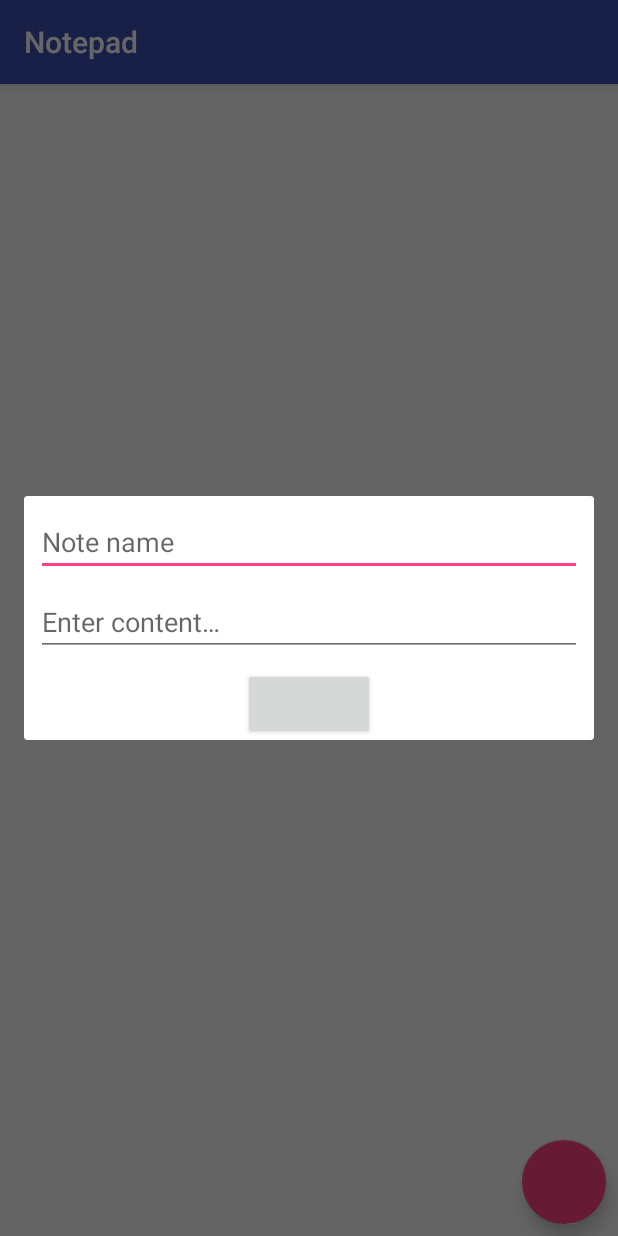
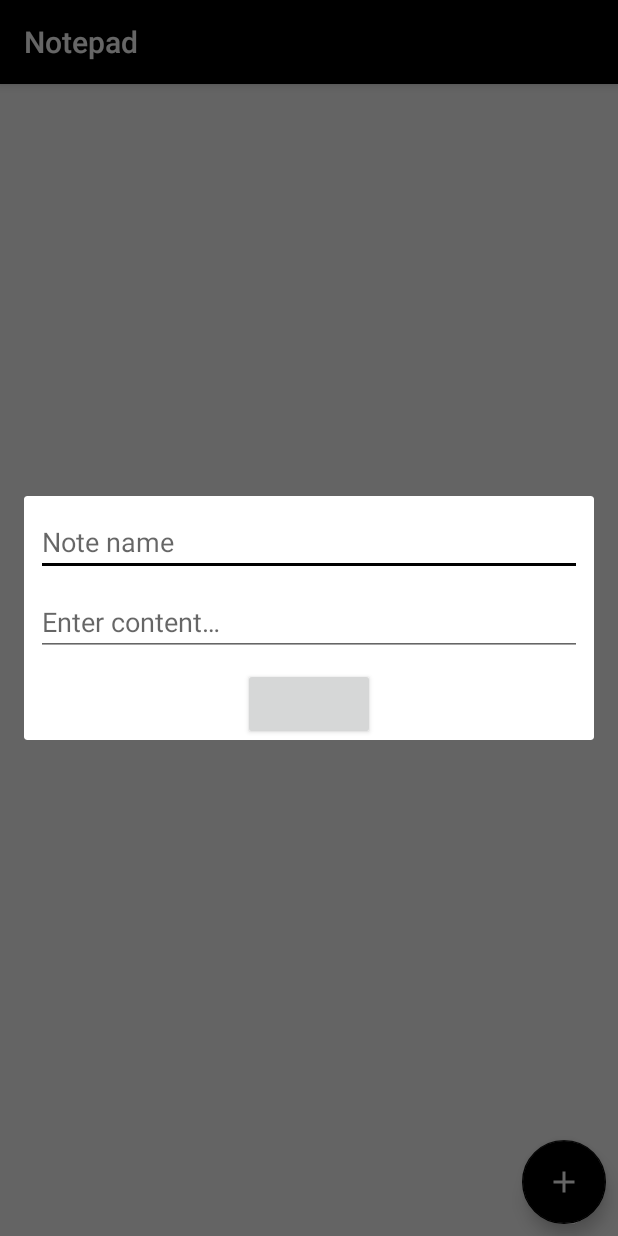
Before and after one commit to DEcSENT/Notepad, an Android app: the screen it shows after launch (MainActivity), after a tap on an icon or button, on a phone screen of 412 x 824 dp. Run offline under Robolectric (Android 15) with nearby library versions, the phone set to English and light mode, and no system bars; our stand-ins replace ButterKnife, Dagger/Hilt's generated code, Room's generated code, RxJava; 3 statements that could not run were skipped.

Commit message:
Changed color scheme. Added vector icon for fab.

```diff
--- a/app/build.gradle
+++ b/app/build.gradle
@@ -15,6 +15,7 @@ android {
         versionCode 1
         versionName "1.0"
         testInstrumentationRunner "android.support.test.runner.AndroidJUnitRunner"
+        vectorDrawables.useSupportLibrary = true
     }
     buildTypes {
         release {
--- /dev/null
+++ b/app/src/main/res/drawable/ic_add_white_24px.xml
@@ -0,0 +1,9 @@
+<vector xmlns:android="http://schemas.android.com/apk/res/android"
+        android:width="24dp"
+        android:height="24dp"
+        android:viewportWidth="24.0"
+        android:viewportHeight="24.0">
+    <path
+        android:pathData="M19,13h-6v6h-2v-6H5v-2h6V5h2v6h6v2z"
+        android:fillColor="#FFFFFF"/>
+</vector>
--- a/app/src/main/res/layout/fragment_notepad.xml
+++ b/app/src/main/res/layout/fragment_notepad.xml
@@ -18,6 +18,7 @@
         android:layout_marginBottom="8dp"
         android:layout_marginEnd="8dp"
         app:layout_constraintBottom_toBottomOf="parent"
-        app:layout_constraintEnd_toEndOf="parent" />
+        app:layout_constraintEnd_toEndOf="parent"
+        app:srcCompat="@drawable/ic_add_white_24px" />
 
 </android.support.constraint.ConstraintLayout>
--- a/app/src/main/res/values/colors.xml
+++ b/app/src/main/res/values/colors.xml
@@ -1,6 +1,6 @@
 <?xml version="1.0" encoding="utf-8"?>
 <resources>
-    <color name="colorPrimary">#3F51B5</color>
-    <color name="colorPrimaryDark">#303F9F</color>
-    <color name="colorAccent">#FF4081</color>
+    <color name="colorPrimary">#000000</color>
+    <color name="colorPrimaryDark">#000000</color>
+    <color name="colorAccent">#000000</color>
 </resources>
```
